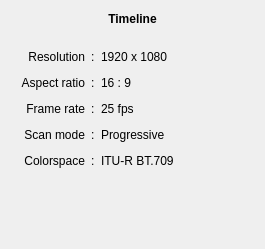
First picture: the form in src/MovieMator/src/widgets/timelinepropertieswidget.ui, repository hansewu/MovieMator, before the edit.
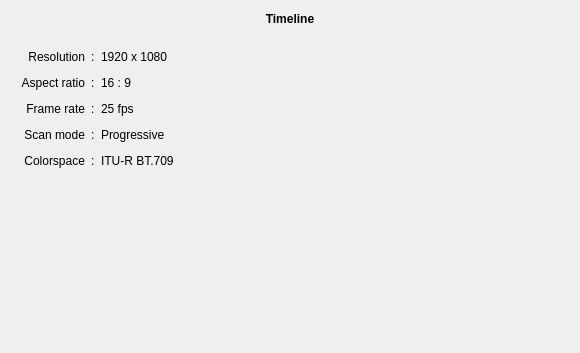
Second picture: the form after the edit.

```diff
--- a/src/MovieMator/src/widgets/timelinepropertieswidget.ui
+++ b/src/MovieMator/src/widgets/timelinepropertieswidget.ui
@@ -6,8 +6,8 @@
    <rect>
     <x>0</x>
     <y>0</y>
-    <width>265</width>
-    <height>249</height>
+    <width>580</width>
+    <height>353</height>
    </rect>
   </property>
   <property name="windowTitle">
```
